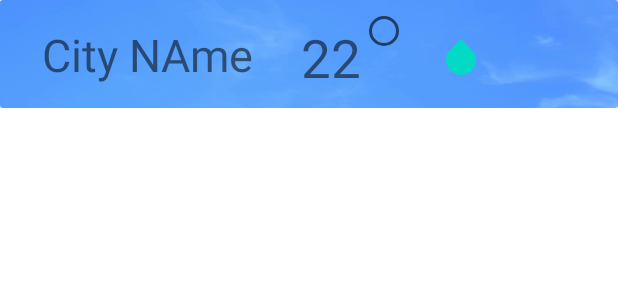
After one commit to AhmedAmr77/Weathalert, an Android app: the layout cities_cell.xml on its own in the app's theme, with its tools: preview values and no code run, on a phone screen of 412 x 824 dp. The commit adds this screen. Shown: the top 300 px of the screen. Run offline under Robolectric (Android 15) with nearby library versions, the phone set to English and light mode, and no system bars.

Commit message:
add favorite cities recyclerView and apadter

```diff
--- a/app/src/main/java/com/example/mvvm/home/view/HomeActivity.kt
+++ b/app/src/main/java/com/example/mvvm/home/view/HomeActivity.kt
@@ -47,7 +47,6 @@ class HomeActivity : AppCompatActivity() {
 
 
     lateinit var flpc: FusedLocationProviderClient
-
     var permissions = arrayOf(
         Manifest.permission.ACCESS_FINE_LOCATION,
         Manifest.permission.ACCESS_COARSE_LOCATION
--- /dev/null
+++ b/app/src/main/res/layout/cities_cell.xml
@@ -0,0 +1,100 @@
+<?xml version="1.0" encoding="utf-8"?>
+<FrameLayout xmlns:android="http://schemas.android.com/apk/res/android"
+    xmlns:app="http://schemas.android.com/apk/res-auto"
+    xmlns:tools="http://schemas.android.com/tools"
+    android:layout_width="match_parent"
+    android:layout_height="wrap_content">
+
+    <androidx.cardview.widget.CardView
+        android:layout_width="match_parent"
+        android:layout_height="match_parent">
+
+        <androidx.constraintlayout.widget.ConstraintLayout
+            android:layout_width="match_parent"
+            android:layout_height="match_parent">
+
+            <ImageView
+                android:id="@+id/cityCellBackground"
+                android:layout_width="match_parent"
+                android:layout_height="0dp"
+                android:scaleType="fitXY"
+                app:layout_constraintBottom_toBottomOf="parent"
+                app:layout_constraintEnd_toEndOf="parent"
+                app:layout_constraintHorizontal_bias="0.0"
+                app:layout_constraintStart_toStartOf="parent"
+                app:layout_constraintTop_toTopOf="parent"
+                app:layout_constraintVertical_bias="0.0"
+                app:srcCompat="@drawable/clear_day" />
+
+            <TextView
+                android:id="@+id/cityCell_name"
+                android:layout_width="wrap_content"
+                android:layout_height="wrap_content"
+                android:text="City NAme"
+                android:textAlignment="center"
+                android:textSize="30sp"
+                app:layout_constraintBottom_toBottomOf="parent"
+                app:layout_constraintEnd_toEndOf="parent"
+                app:layout_constraintHorizontal_bias="0.1"
+                app:layout_constraintStart_toStartOf="parent"
+                app:layout_constraintTop_toTopOf="parent" />
+
+            <androidx.constraintlayout.widget.ConstraintLayout
+                android:id="@+id/constraintLayout"
+                android:layout_width="103dp"
+                android:layout_height="68dp"
+                android:layout_marginTop="4dp"
+                android:text="77"
+                android:textAlignment="center"
+                android:textSize="30sp"
+                app:layout_constraintBottom_toBottomOf="parent"
+                app:layout_constraintStart_toEndOf="@+id/cityCell_name"
+                app:layout_constraintTop_toTopOf="parent">
+
+                <TextView
+                    android:id="@+id/tempTV"
+                    android:layout_width="wrap_content"
+                    android:layout_height="wrap_content"
+                    android:gravity="center"
+                    android:text="22"
+                    android:textSize="35sp"
+                    app:layout_constraintBottom_toBottomOf="parent"
+                    app:layout_constraintEnd_toEndOf="parent"
+                    app:layout_constraintHorizontal_bias="0.5"
+                    app:layout_constraintStart_toStartOf="parent"
+                    app:layout_constraintTop_toTopOf="parent" />
+
+                <ImageView
+                    android:id="@+id/imageView"
+                    android:layout_width="wrap_content"
+                    android:layout_height="wrap_content"
+                    android:layout_marginVertical="0.5dp"
+                    android:layout_marginStart="4dp"
+                    android:layout_marginTop="4dp"
+                    android:src="?android:attr/listChoiceIndicatorSingle"
+                    app:layout_constraintEnd_toEndOf="parent"
+                    app:layout_constraintHorizontal_bias="1.0"
+                    app:layout_constraintStart_toEndOf="@+id/tempTV"
+                    app:layout_constraintTop_toTopOf="parent" />
+            </androidx.constraintlayout.widget.ConstraintLayout>
+
+            <ImageView
+                android:id="@+id/cityCell_icon"
+                android:layout_width="wrap_content"
+                android:layout_height="wrap_content"
+                android:layout_marginTop="16dp"
+                android:layout_marginEnd="68dp"
+                android:layout_marginBottom="16dp"
+                app:layout_constraintBottom_toBottomOf="parent"
+                app:layout_constraintEnd_toEndOf="parent"
+                app:layout_constraintHorizontal_bias="0.49"
+                app:layout_constraintStart_toEndOf="@+id/constraintLayout"
+                app:layout_constraintTop_toTopOf="parent"
+                app:layout_constraintVertical_bias="0.625"
+                app:srcCompat="?android:attr/textSelectHandle" />
+
+
+        </androidx.constraintlayout.widget.ConstraintLayout>
+
+    </androidx.cardview.widget.CardView>
+</FrameLayout>
```
Also changed, not shown: app/src/main/java/com/example/mvvm/favoritecities/view/FavoriteActivity.kt (+39 -0 lines), app/src/main/java/com/example/mvvm/favoritecities/view/FavoriteAdapter.kt (added, +40 -0 lines), app/src/main/java/com/example/mvvm/favoritecities/viewmodel/FavoriteViewModel.kt (added, +18 -0 lines), app/src/main/res/layout/activity_favorite.xml (+8 -0 lines), app/src/main/res/layout/days_cell.xml (+4 -4 lines), app/src/main/res/drawable-v24/clear_day.png (added), app/src/main/res/drawable-v24/day.jpeg (added), app/src/main/res/drawable-v24/sun.jpg (added).
